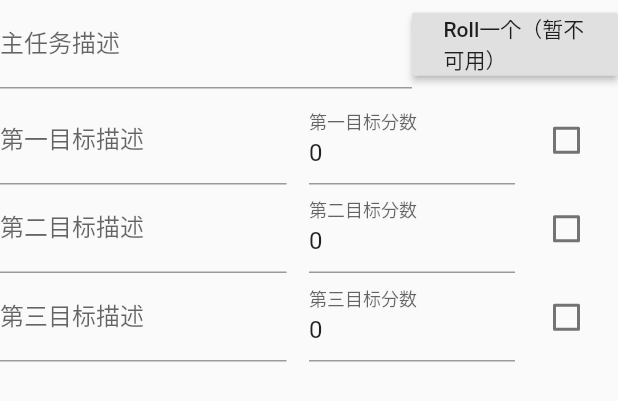
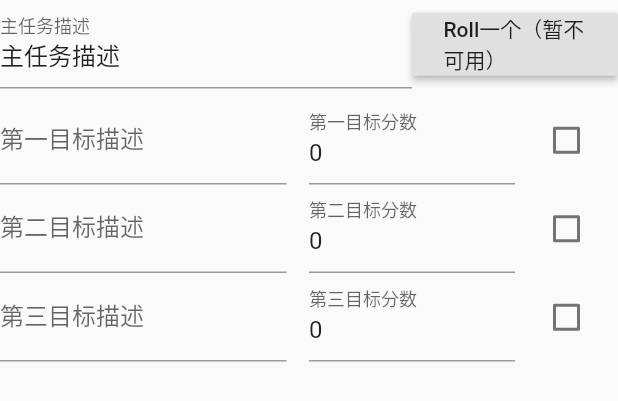
Before and after one commit to code38/scoreboard, a Flutter app: the MainMission widget shown alone on an empty page, opened directly with empty values, on a phone screen of 412 x 824 dp. Shown: the top 401 px of the screen. Run offline on Flutter 3.47's test engine with Material 2 defaults, Android fonts, the phone set to English and light mode, and no system bars.

```diff
--- a/lib/State/MainMissionState.dart
+++ b/lib/State/MainMissionState.dart
@@ -20,6 +20,9 @@ class MainMissionState extends State<MainMission> {
   TextEditingController the3rdScoreController =
   new TextEditingController(text: '0');
 
+  TextEditingController mainMissionNameController =
+  new TextEditingController(text: '主任务描述');
+
   MainMissionState(TextFieldManager tfm) {
     this._tfm = tfm;
     _tfm.mainMissionState = this;
@@ -36,7 +39,9 @@ class MainMissionState extends State<MainMission> {
           child: new Row(
             children: [
               new Expanded(child: TextField(
-                decoration: InputDecoration(labelText: "主任务描述")),
+                  decoration: InputDecoration(labelText: "主任务描述"),
+                                              controller: mainMissionNameController,
+              ),
                   flex: 8),
               new Expanded(child: RaisedButton(
                 child: new Padding(
--- a/lib/State/SubMissionState.dart
+++ b/lib/State/SubMissionState.dart
@@ -13,11 +13,11 @@ class SubMissionState extends State<SubMission> {
   TextEditingController the3rdTurnScoreController =
   new TextEditingController(text: '0');
   TextEditingController the1stMissionController =
-  new TextEditingController(text: '0');
+  new TextEditingController(text: '子任务1');
   TextEditingController the2ndMissionController =
-  new TextEditingController(text: '0');
+  new TextEditingController(text: '子任务2');
   TextEditingController the3rdMissionController =
-  new TextEditingController(text: '0');
+  new TextEditingController(text: '子任务3');
 
   SubMissionState(TextFieldManager tfm) {
     this._tfm = tfm;
```
Also changed, not shown: lib/State/ScoreBoardState.dart (+5 -5 lines).
